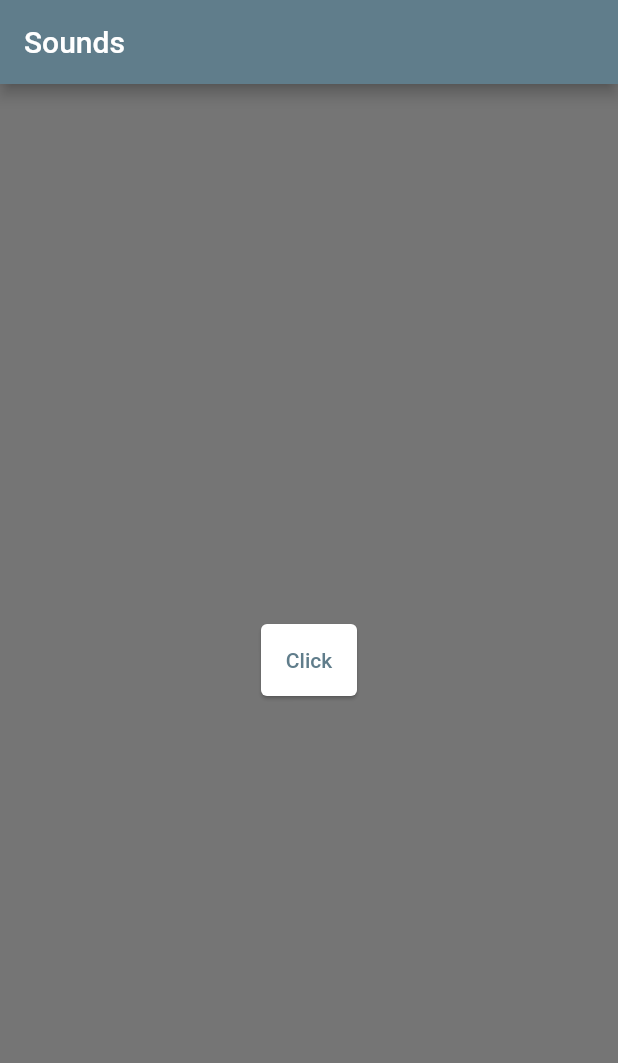
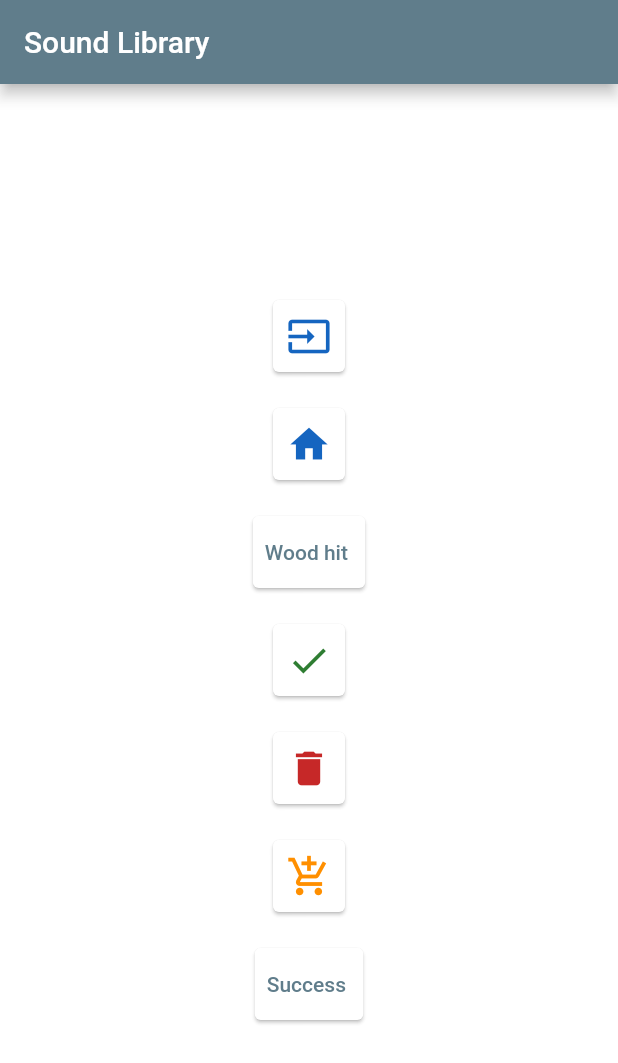
Before and after one commit to misdevelop-org/sound_library, a Flutter app: the screen it shows after launch, on a phone screen of 412 x 824 dp. Shown: the top 1063 px of the screen. Run offline on Flutter 3.47's test engine with Material 2 defaults, Android fonts, the phone set to English and light mode, and no system bars; our stand-ins replace audioplayers; missing offline and left inert: storage_manager.

Commit message:
Better example

```diff
--- a/example/lib/main.dart
+++ b/example/lib/main.dart
@@ -15,16 +15,12 @@
       theme: ThemeData(
         primarySwatch: Colors.blueGrey,
       ),
-      home: const MyHomePage(title: 'Sounds'),
+      home: MyHomePage(),
     );
   }
 }
 
 class MyHomePage extends StatefulWidget {
-  const MyHomePage({Key? key, required this.title}) : super(key: key);
-
-  final String title;
-
   @override
   State<MyHomePage> createState() => _MyHomePageState();
 }
@@ -33,30 +29,68 @@
   @override
   Widget build(BuildContext context) {
     return Scaffold(
-      backgroundColor: Colors.black54,
+      backgroundColor: Colors.white70,
       appBar: AppBar(
-        title: Text(widget.title),
+        title: const Text("Sound Library"),
       ),
       body: Center(
         child: Column(
           mainAxisAlignment: MainAxisAlignment.center,
           children: <Widget>[
-            buildSoundButton('Click', Sounds.click),
+            buildSoundButton('Click ', Sounds.click,
+                icon: Icon(
+                  Icons.input,
+                  color: Colors.blue[800],
+                  size: 30,
+                )),
+            buildSoundButton('Welcome ', Sounds.welcome,
+                icon: Icon(
+                  Icons.home,
+                  color: Colors.blue[800],
+                  size: 30,
+                )),
+            buildSoundButton('Wood hit ', Sounds.wood_hit),
+            buildSoundButton('Order Complete ', Sounds.order_complete,
+                icon: Icon(
+                  Icons.check,
+                  color: Colors.green[800],
+                  size: 30,
+                )),
+            buildSoundButton('Trash ', Sounds.trash,
+                icon: Icon(
+                  Icons.delete,
+                  color: Colors.red[800],
+                  size: 30,
+                )),
+            buildSoundButton('Add to cart ', Sounds.add_to_cart,
+                icon: Icon(
+                  Icons.add_shopping_cart,
+                  color: Colors.amber[800],
+                  size: 30,
+                )),
+            buildSoundButton('Success ', Sounds.success),
+            //Agroferia updates quantities and prices given by the producers every week
           ],
         ),
       ),
     );
   }
 
-  Widget buildSoundButton(String name, Sounds sound) => Padding(
+  Widget buildSoundButton(String name, Sounds sound, {Icon? icon}) => Padding(
         padding: const EdgeInsets.all(8.0),
         child: Card(
-          child: TextButton(
-            child: Text(name),
-            onPressed: () {
-              SoundPlayer.i.play(sound);
-            },
-          ),
+          child: icon != null
+              ? IconButton(
+                  onPressed: () {
+                    SoundPlayer.i.play(sound);
+                  },
+                  icon: icon)
+              : TextButton(
+                  child: Text(name),
+                  onPressed: () {
+                    SoundPlayer.i.play(sound);
+                  },
+                ),
         ),
       );
 }
```
Also changed, not shown: example/pubspec.lock, 3 other files.
